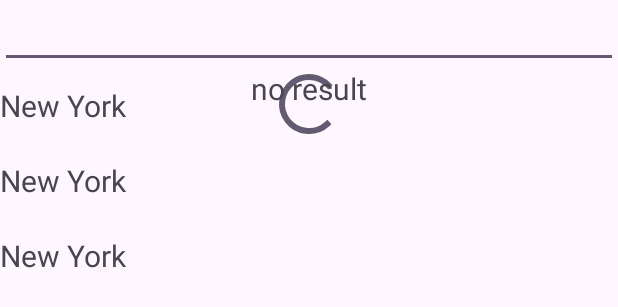
After one commit to AlexeiGorbal/Weather, an Android app: the layout fragment_location_search.xml on its own in the app's theme, with its tools: preview values and no code run, on a phone screen of 412 x 824 dp. The commit adds this screen. Shown: the top 307 px of the screen. Run offline under Robolectric (Android 15) with nearby library versions, the phone set to English and light mode, and no system bars.

Commit message:
added location search

```diff
--- a/app/src/main/res/layout/activity_main.xml
+++ b/app/src/main/res/layout/activity_main.xml
@@ -1,12 +1,13 @@
 <?xml version="1.0" encoding="utf-8"?>
 <androidx.constraintlayout.widget.ConstraintLayout xmlns:android="http://schemas.android.com/apk/res/android"
     xmlns:app="http://schemas.android.com/apk/res-auto"
+    xmlns:tools="http://schemas.android.com/tools"
     android:layout_width="match_parent"
     android:layout_height="match_parent">
 
     <androidx.fragment.app.FragmentContainerView
         android:id="@+id/map_fragment"
-        android:name="com.google.android.gms.maps.SupportMapFragment"
+        android:name="com.example.weather.search.LocationSearchFragment"
         android:layout_width="match_parent"
         android:layout_height="match_parent"
         app:layout_constraintBottom_toBottomOf="parent"
@@ -14,3 +15,4 @@
         app:layout_constraintStart_toStartOf="parent"
         app:layout_constraintTop_toTopOf="parent" />
 </androidx.constraintlayout.widget.ConstraintLayout>
+    <!--        android:name="com.google.android.gms.maps.SupportMapFragment"-->
--- /dev/null
+++ b/app/src/main/res/layout/fragment_location_search.xml
@@ -0,0 +1,44 @@
+<?xml version="1.0" encoding="utf-8"?>
+<androidx.constraintlayout.widget.ConstraintLayout xmlns:android="http://schemas.android.com/apk/res/android"
+    xmlns:app="http://schemas.android.com/apk/res-auto"
+    xmlns:tools="http://schemas.android.com/tools"
+    android:layout_width="match_parent"
+    android:layout_height="match_parent"
+    tools:context=".search.LocationSearchFragment">
+
+    <androidx.appcompat.widget.AppCompatEditText
+        android:id="@+id/search_location"
+        android:layout_width="match_parent"
+        android:layout_height="wrap_content"
+        app:layout_constraintEnd_toEndOf="parent"
+        app:layout_constraintStart_toStartOf="parent"
+        app:layout_constraintTop_toTopOf="parent" />
+
+    <ProgressBar
+        android:id="@+id/progress_bar"
+        android:layout_width="wrap_content"
+        android:layout_height="wrap_content"
+        app:layout_constraintEnd_toEndOf="parent"
+        app:layout_constraintStart_toStartOf="parent"
+        app:layout_constraintTop_toBottomOf="@id/search_location" />
+
+    <androidx.appcompat.widget.AppCompatTextView
+        android:id="@+id/text_result"
+        android:layout_width="wrap_content"
+        android:layout_height="wrap_content"
+        android:text="no result"
+        android:textSize="20sp"
+        app:layout_constraintEnd_toEndOf="parent"
+        app:layout_constraintStart_toStartOf="parent"
+        app:layout_constraintTop_toBottomOf="@id/search_location" />
+
+    <androidx.recyclerview.widget.RecyclerView
+        android:id="@+id/list_location"
+        android:layout_width="match_parent"
+        android:layout_height="0dp"
+        app:layout_constraintBottom_toBottomOf="parent"
+        app:layout_constraintEnd_toEndOf="parent"
+        app:layout_constraintStart_toStartOf="parent"
+        app:layout_constraintTop_toBottomOf="@id/search_location"
+        tools:listitem="@layout/location_item" />
+</androidx.constraintlayout.widget.ConstraintLayout>
--- /dev/null
+++ b/app/src/main/res/layout/location_item.xml
@@ -0,0 +1,17 @@
+<?xml version="1.0" encoding="utf-8"?>
+<androidx.constraintlayout.widget.ConstraintLayout xmlns:android="http://schemas.android.com/apk/res/android"
+    xmlns:app="http://schemas.android.com/apk/res-auto"
+    xmlns:tools="http://schemas.android.com/tools"
+    android:layout_width="match_parent"
+    android:layout_height="50dp">
+
+    <androidx.appcompat.widget.AppCompatTextView
+        android:id="@+id/name_location"
+        android:layout_width="wrap_content"
+        android:layout_height="wrap_content"
+        android:textSize="20sp"
+        app:layout_constraintBottom_toBottomOf="parent"
+        app:layout_constraintStart_toStartOf="parent"
+        app:layout_constraintTop_toTopOf="parent"
+        tools:text="New York" />
+</androidx.constraintlayout.widget.ConstraintLayout>
```
Also changed, not shown: app/src/main/java/com/example/weather/MainActivity.kt (+3 -4 lines), app/src/main/java/com/example/weather/search/Location.kt (added, +9 -0 lines), app/src/main/java/com/example/weather/search/LocationAdapter.kt (added, +27 -0 lines), app/src/main/java/com/example/weather/search/LocationRepository.kt (added, +27 -0 lines), app/src/main/java/com/example/weather/search/LocationSearchFragment.kt (added, +87 -0 lines), app/src/main/java/com/example/weather/search/LocationSearchViewModel.kt (added, +32 -0 lines), app/src/main/java/com/example/weather/search/LocationViewHolder.kt (added, +27 -0 lines), app/src/main/java/com/example/weather/search/UiState.kt (added, +12 -0 lines).
